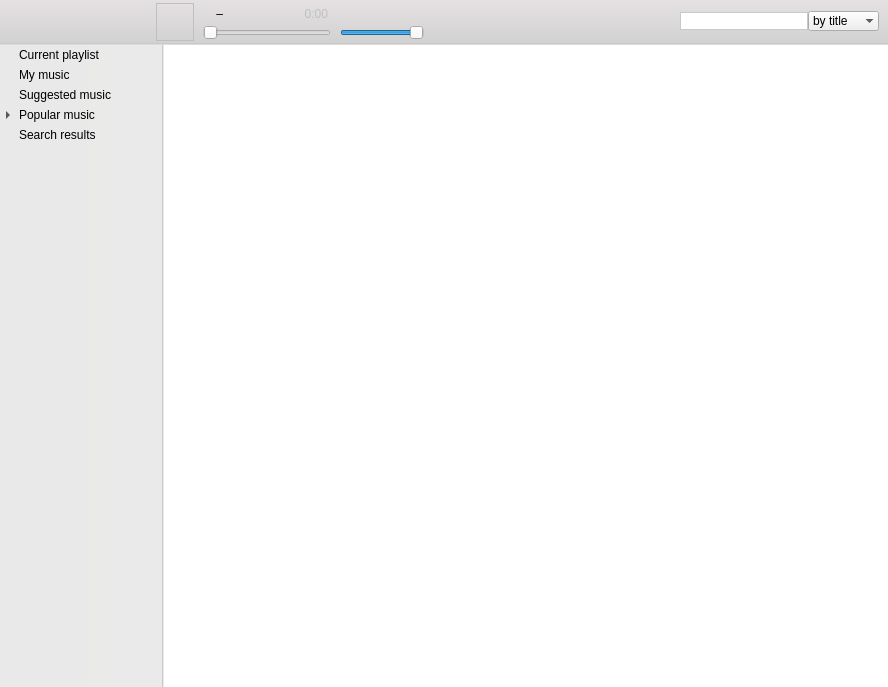
First picture: the form in playerwidget.ui, repository Amixp/flow, before the edit.
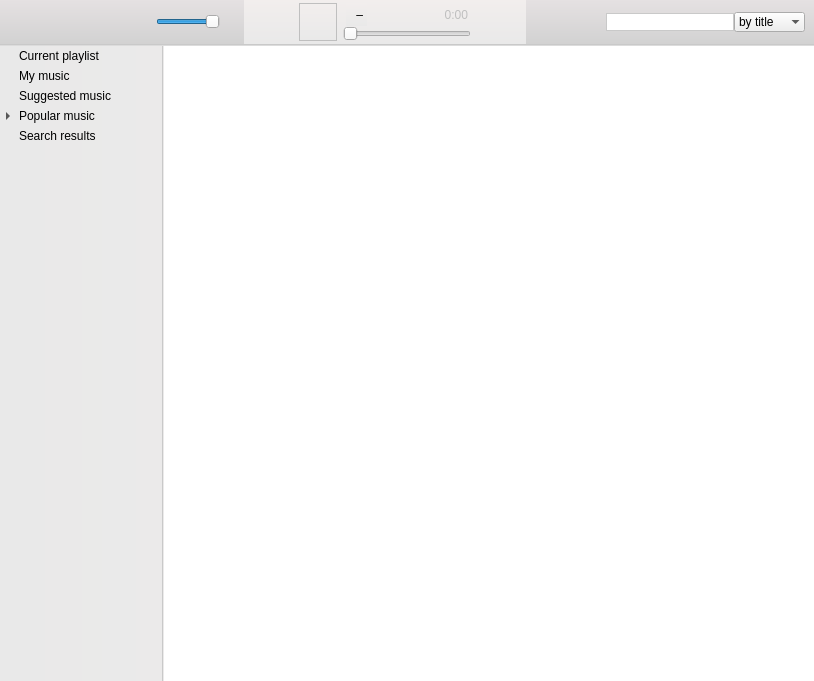
Second picture: the form after the edit. Icons and pictures are not drawn. Custom widgets are drawn as their Qt base class.

The edit to the form file:
```diff
--- a/playerwidget.ui
+++ b/playerwidget.ui
@@ -6,8 +6,8 @@
    <rect>
     <x>0</x>
     <y>0</y>
-    <width>888</width>
-    <height>687</height>
+    <width>814</width>
+    <height>681</height>
    </rect>
   </property>
   <property name="palette">
@@ -271,7 +271,7 @@
      <property name="maximumSize">
       <size>
        <width>16777215</width>
-       <height>45</height>
+       <height>46</height>
       </size>
      </property>
      <property name="font">
@@ -305,10 +305,10 @@
        <enum>QLayout::SetDefaultConstraint</enum>
       </property>
       <property name="topMargin">
-       <number>3</number>
+       <number>0</number>
       </property>
       <property name="bottomMargin">
-       <number>3</number>
+       <number>0</number>
       </property>
       <item>
        <widget class="QPushButton" name="rewindButton">
@@ -386,6 +386,96 @@
        </widget>
       </item>
       <item>
+       <widget class="MouseDirectJumpSlider" name="volumeSlider">
+        <property name="minimumSize">
+         <size>
+          <width>64</width>
+          <height>0</height>
+         </size>
+        </property>
+        <property name="maximumSize">
+         <size>
+          <width>128</width>
+          <height>16777215</height>
+         </size>
+        </property>
+        <property name="toolTip">
+         <string>Volume</string>
+        </property>
+        <property name="maximum">
+         <number>100</number>
+        </property>
+        <property name="pageStep">
+         <number>1</number>
+        </property>
+        <property name="value">
+         <number>100</number>
+        </property>
+        <property name="orientation">
+         <enum>Qt::Horizontal</enum>
+        </property>
+       </widget>
+      </item>
+      <item>
+       <spacer name="horizontalSpacer_2">
+        <property name="orientation">
+         <enum>Qt::Horizontal</enum>
+        </property>
+        <property name="sizeHint" stdset="0">
+         <size>
+          <width>40</width>
+          <height>20</height>
+         </size>
+        </property>
+       </spacer>
+      </item>
+      <item alignment="Qt::AlignHCenter">
+       <widget class="QFrame" name="frame">
+        <property name="styleSheet">
+         <string notr="true">QFrame {
+	background-color: qlineargradient( x1:0 y1:1, x2:0 y2:0, stop:0 #E9E9E9, stop:1 #F2EEED);
+}</string>
+        </property>
+        <property name="frameShape">
+         <enum>QFrame::NoFrame</enum>
+        </property>
+        <property name="frameShadow">
+         <enum>QFrame::Raised</enum>
+        </property>
+        <layout class="QHBoxLayout" name="horizontalLayout_4">
+         <property name="topMargin">
+          <number>3</number>
+         </property>
+         <property name="bottomMargin">
+          <number>3</number>
+         </property>
+         <item>
+          <widget class="QPushButton" name="shuffleButton">
+           <property name="toolTip">
+            <string>Shuffle</string>
+           </property>
+           <property name="text">
+            <string/>
+           </property>
+           <property name="icon">
+            <iconset resource="icons.qrc">
+             <normaloff>:/icons/shuffle.png</normaloff>:/icons/shuffle.png</iconset>
+           </property>
+           <property name="iconSize">
+            <size>
+             <width>20</width>
+             <height>20</height>
+            </size>
+           </property>
+           <property name="checkable">
+            <bool>true</bool>
+           </property>
+           <property name="flat">
+            <bool>true</bool>
+           </property>
+          </widget>
+         </item>
+         <item>
        <widget class="ClickableLabel" name="albumArtLabel">
         <property name="minimumSize">
          <size>
@@ -567,65 +657,8 @@
           </property>
          </widget>
         </item>
-        <item row="1" column="2">
-         <widget class="MouseDirectJumpSlider" name="volumeSlider">
-          <property name="minimumSize">
-           <size>
-            <width>64</width>
-            <height>0</height>
-           </size>
-          </property>
-          <property name="maximumSize">
-           <size>
-            <width>128</width>
-            <height>16777215</height>
-           </size>
-          </property>
-          <property name="toolTip">
-           <string>Volume</string>
-          </property>
-          <property name="maximum">
-           <number>100</number>
-          </property>
-          <property name="pageStep">
-           <number>1</number>
-          </property>
-          <property name="value">
-           <number>100</number>
-          </property>
-          <property name="orientation">
-           <enum>Qt::Horizontal</enum>
-          </property>
-         </widget>
-        </item>
-       </layout>
-      </item>
-      <item>
-       <widget class="QPushButton" name="shuffleButton">
-        <property name="toolTip">
-         <string>Shuffle</string>
-        </property>
-        <property name="text">
-         <string/>
-        </property>
-        <property name="icon">
-         <iconset resource="icons.qrc">
-          <normaloff>:/icons/shuffle.png</normaloff>:/icons/shuffle.png</iconset>
-        </property>
-        <property name="iconSize">
-         <size>
-          <width>20</width>
-          <height>20</height>
-         </size>
-        </property>
-        <property name="checkable">
-         <bool>true</bool>
-        </property>
-        <property name="flat">
-         <bool>true</bool>
-        </property>
-       </widget>
-      </item>
+          </layout>
+         </item>
       <item>
        <widget class="QPushButton" name="loopButton">
         <property name="enabled">
@@ -655,26 +688,29 @@
         </property>
        </widget>
       </item>
-      <item>
-       <spacer name="horizontalSpacer_2">
-        <property name="orientation">
-         <enum>Qt::Horizontal</enum>
-        </property>
-        <property name="sizeHint" stdset="0">
-         <size>
-          <width>40</width>
-          <height>20</height>
-         </size>
-        </property>
-       </spacer>
+        </layout>
+       </widget>
       </item>
-      <item>
-       <layout class="QHBoxLayout" name="horizontalLayout_5">
-        <property name="spacing">
-         <number>0</number>
-        </property>
         <item>
          <spacer name="horizontalSpacer_3">
+        <property name="orientation">
+         <enum>Qt::Horizontal</enum>
+        </property>
+        <property name="sizeHint" stdset="0">
+         <size>
+          <width>40</width>
+          <height>20</height>
+         </size>
+        </property>
+       </spacer>
+      </item>
+      <item>
+       <layout class="QHBoxLayout" name="horizontalLayout_5">
+        <property name="spacing">
+         <number>0</number>
+        </property>
+        <item>
+         <spacer name="horizontalSpacer_4">
           <property name="orientation">
            <enum>Qt::Horizontal</enum>
           </property>
```
Lines whose indentation alone changed are shown as unchanged.
